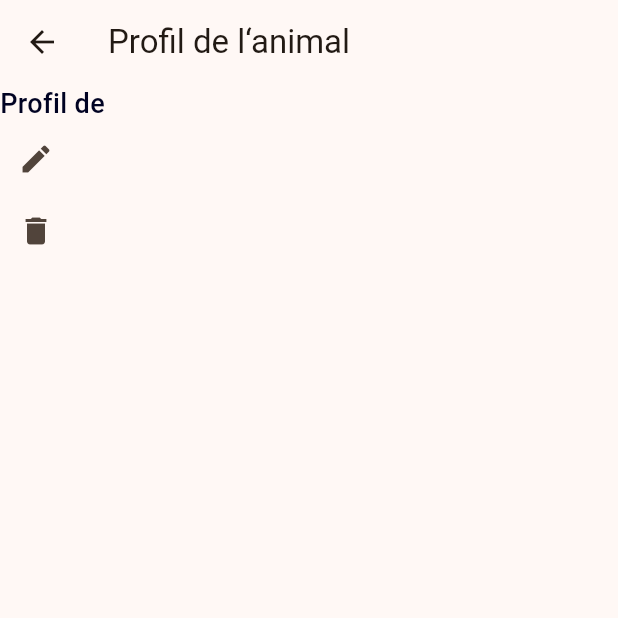
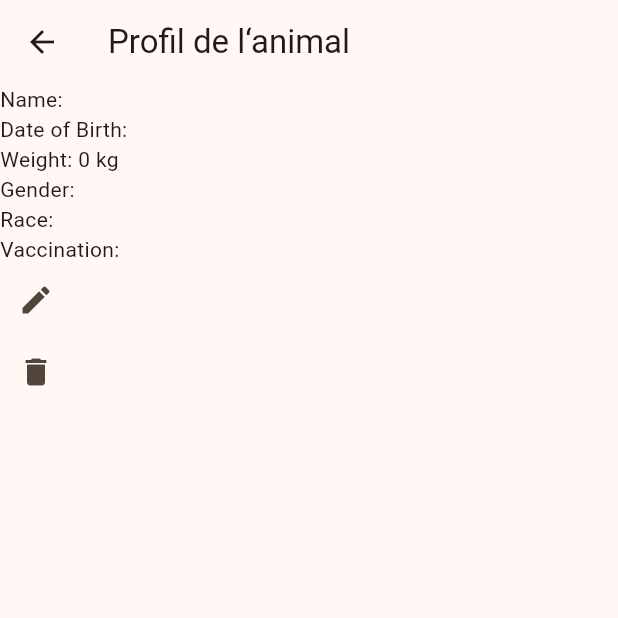
Before and after one commit to VanMeerbergenRenaud/pet4life, a Flutter app: the PetProfileScreen screen opened directly with empty values, on a phone screen of 412 x 824 dp, the top half of it. Run offline on Flutter 3.47's test engine with Material 2 defaults, Android fonts, the phone set to English and light mode, and no system bars; our stand-ins replace cloud_firestore, firebase_auth, firebase_core; missing offline and left inert: dto; accounts and stored records are empty.

```diff
--- a/lib/screens/animals/create_screen.dart
+++ b/lib/screens/animals/create_screen.dart
@@ -18,8 +18,7 @@ class AnimalsPageScreenCreate extends StatefulWidget {
   const AnimalsPageScreenCreate({super.key});
 
   @override
-  State<AnimalsPageScreenCreate> createState() =>
-      _AnimalsPageScreenCreateState();
+  State<AnimalsPageScreenCreate> createState() => _AnimalsPageScreenCreateState();
 }
 
 class _AnimalsPageScreenCreateState extends State<AnimalsPageScreenCreate> {
--- a/lib/screens/animals/profil_screen.dart
+++ b/lib/screens/animals/profil_screen.dart
@@ -1,14 +1,14 @@
 import 'package:cloud_firestore/cloud_firestore.dart';
 import 'package:flutter/material.dart';
-import 'package:pet4life/styles/font.dart';
 
 import '../../widgets/services/firestore.dart';
+import '../main_screen.dart';
 import 'create_screen.dart';
 
 class PetProfileScreen extends StatefulWidget {
-  final DocumentSnapshot pet;
+  final String docID;
 
-  const PetProfileScreen({super.key, required this.pet});
+  const PetProfileScreen({required this.docID, super.key});
 
   @override
   State<PetProfileScreen> createState() => _PetProfileScreenState();
@@ -17,11 +17,26 @@ class PetProfileScreen extends StatefulWidget {
 class _PetProfileScreenState extends State<PetProfileScreen> {
   final FirestoreService firestoreService = FirestoreService();
 
-  late String docID;
+  late Future<DocumentSnapshot> futureAnimal;
+
+  @override
+  void initState() {
+    super.initState();
+    futureAnimal = firestoreService.getAnimal(widget.docID);
+  }
 
   @override
   Widget build(BuildContext context) {
-    // Build your pet profile screen here
+    return FutureBuilder<DocumentSnapshot>(
+      future: futureAnimal,
+      builder: (context, snapshot) {
+        var animalData = snapshot.data!.data() as Map<String, dynamic>;
+
+        if (snapshot.connectionState == ConnectionState.waiting) {
+          return const CircularProgressIndicator();
+        } else if (snapshot.hasError) {
+          return const Center(child: Text('Il y a une erreur'));
+        } else {
           return Scaffold(
             appBar: AppBar(
               title: const Text('Profil de l‘animal'),
@@ -29,14 +44,20 @@ class _PetProfileScreenState extends State<PetProfileScreen> {
             body: Column(
               crossAxisAlignment: CrossAxisAlignment.start,
               children: [
-          Text(
-            'Profil de ${widget.pet['name']}',
-            style: kLabelStyle,
+                Column(
+                  crossAxisAlignment: CrossAxisAlignment.start,
+                  children: [
+                    Text('Name: ${animalData['name']}'),
+                    Text('Date of Birth: ${animalData['dob']}'),
+                    Text('Weight: ${animalData['weight']} kg'),
+                    Text('Gender: ${animalData['gender']}'),
+                    Text('Race: ${animalData['race']}'),
+                    Text('Vaccination: ${animalData['vaccinated']}'),
+                  ],
                 ),
                 IconButton(
                   icon: const Icon(Icons.edit),
                   onPressed: () {
-              // return another page with the animal data (docID)
                     Navigator.push(
                       context,
                       MaterialPageRoute(
@@ -47,12 +68,21 @@ class _PetProfileScreenState extends State<PetProfileScreen> {
                 ),
                 IconButton(
                   icon: const Icon(Icons.delete),
-            onPressed: () {
-              firestoreService.deleteAnimal(docID);
+                  onPressed: () async {
+                    await firestoreService.deleteAnimal(widget.docID);
+                    Navigator.push(
+                      context,
+                      MaterialPageRoute(
+                        builder: (context) => const MainScreenPage(),
+                      ),
+                    );
                   },
                 ),
               ],
             ),
           );
         }
+      },
+    );
   }
+}
```
Also changed, not shown: lib/screens/main/animals_screen.dart (+46 -6 lines), lib/screens/settings/profil_screen.dart (+0 -12 lines), lib/widgets/services/firestore.dart (+7 -1 lines). Lines whose indentation alone changed are shown as unchanged.
